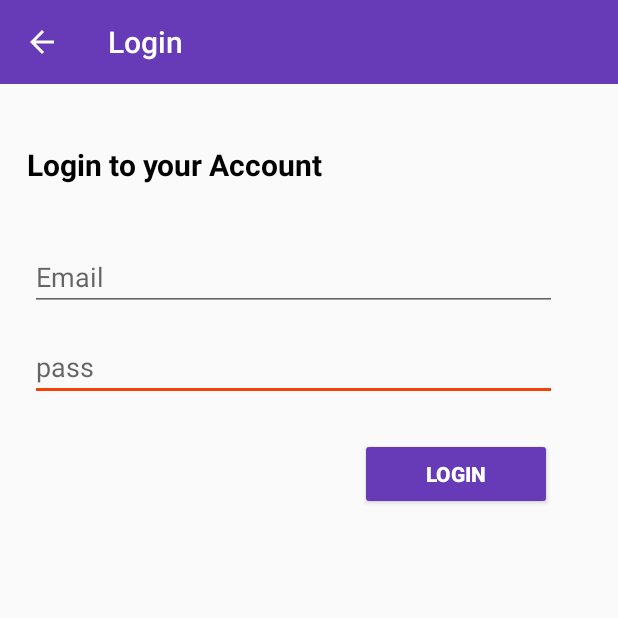
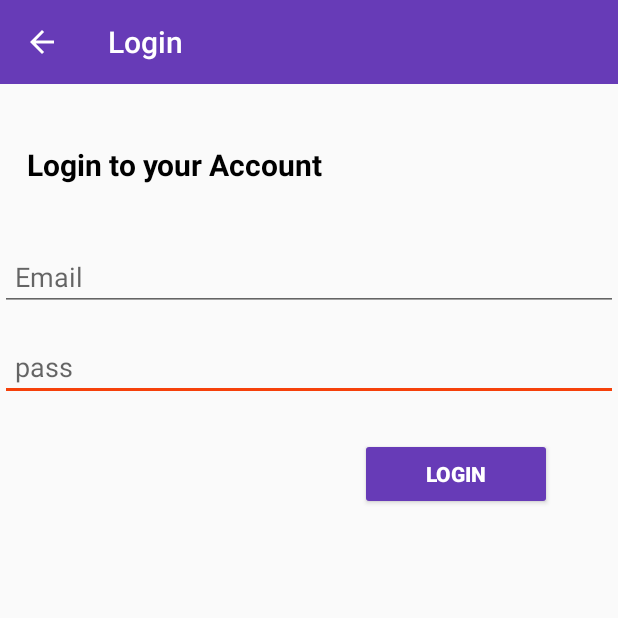
Before and after one commit to NedzadLipovac/Chat-App, an Android app: the screen it shows after launch (login), after a tap on "ALREADY HAVE ACCOUNT", on a phone screen of 412 x 824 dp, the top half of it. Run offline under Robolectric (Android 15) with nearby library versions, the phone set to English and light mode, and no system bars; our stand-ins replace CircleImageView, Firebase (no records; nobody signed in at launch, a user with empty details on screens opened directly), Picasso; pictures from the network do not load; 1 statement that could not run was skipped.

Commit message:
some improvements

```diff
--- a/app/src/main/java/com/example/nedadlipovac/lappitchat/ChatActivity.java
+++ b/app/src/main/java/com/example/nedadlipovac/lappitchat/ChatActivity.java
@@ -95,7 +95,7 @@ public class ChatActivity extends AppCompatActivity {
         ActionBar actionBar = getSupportActionBar();
 
         actionBar.setDisplayHomeAsUpEnabled(true);
-        actionBar.setTitle("");
+        actionBar.setTitle("**********");
         actionBar.setDisplayShowCustomEnabled(true);
         mRootRef = FirebaseDatabase.getInstance().getReference();
 
@@ -128,6 +128,7 @@ public class ChatActivity extends AppCompatActivity {
             public void onDataChange(@NonNull DataSnapshot dataSnapshot) {
                 String online = dataSnapshot.child("online").getValue().toString();
                 String image = dataSnapshot.child("image").getValue().toString();
+                String name=dataSnapshot.child("name").getValue().toString();
                 if (online.equals("true")) {
                     mLastSeenView.setText("Online");
                 } else {
@@ -137,6 +138,7 @@ public class ChatActivity extends AppCompatActivity {
                     mLastSeenView.setText(lastSeen);
                 }
                 setUserImage(image, getApplicationContext());
+                mTitleView.setText(name);
 
 
             }
--- a/app/src/main/java/com/example/nedadlipovac/lappitchat/RequestsFragment.java
+++ b/app/src/main/java/com/example/nedadlipovac/lappitchat/RequestsFragment.java
@@ -67,7 +67,8 @@ public class RequestsFragment extends Fragment {
         }
         mFriendsDatabase = FirebaseDatabase.getInstance().getReference().child("Friends");
         mUsersDatabase = FirebaseDatabase.getInstance().getReference().child("Users");
-
+        mUsersDatabase.keepSynced(true);
+        mFriendsDatabase.keepSynced(true);
         LinearLayoutManager linearLayoutManager = new LinearLayoutManager(getContext());
         mReqList.setLayoutManager(linearLayoutManager);
         mReqList.setHasFixedSize(true);
--- a/app/src/main/java/com/example/nedadlipovac/lappitchat/SettingsActivity.java
+++ b/app/src/main/java/com/example/nedadlipovac/lappitchat/SettingsActivity.java
@@ -68,7 +68,7 @@ public class SettingsActivity extends AppCompatActivity {
         super.onCreate(savedInstanceState);
         setContentView(R.layout.activity_settings);
         mAuth = FirebaseAuth.getInstance();
-        FirebaseDatabase.getInstance().setPersistenceEnabled(true);
+        //FirebaseDatabase.getInstance().setPersistenceEnabled(true);
 
         mUsersRef=FirebaseDatabase.getInstance().getReference().child("Users").child(mAuth.getCurrentUser().getUid());
 
--- a/app/src/main/res/layout/activity_login.xml
+++ b/app/src/main/res/layout/activity_login.xml
@@ -17,25 +17,25 @@
     <EditText
 
         android:id="@+id/logPassword"
-        android:layout_width="351dp"
+        android:layout_width="match_parent"
         android:layout_height="wrap_content"
         android:layout_alignParentStart="true"
         android:layout_alignParentTop="true"
-        android:layout_marginStart="20dp"
         android:layout_marginTop="222dp"
         android:hint="@string/pass"
-        android:inputType="textPassword" />
+        android:inputType="textPassword"
+        android:paddingStart="10dp" />
 
     <EditText
         android:id="@+id/logEmail"
-        android:layout_width="351dp"
+        android:layout_width="match_parent"
         android:layout_height="wrap_content"
         android:layout_alignParentStart="true"
         android:layout_alignParentTop="true"
-        android:layout_marginStart="20dp"
         android:layout_marginTop="162dp"
         android:hint="@string/email"
-        android:inputType="textEmailAddress" />
+        android:inputType="textEmailAddress"
+        android:paddingStart="10dp" />
 
     <Button
         android:id="@+id/logLoginBtn"
--- a/app/src/main/res/layout/chatcustombar.xml
+++ b/app/src/main/res/layout/chatcustombar.xml
@@ -18,7 +18,7 @@
 
     <TextView
         android:id="@+id/chatCustomName"
-        android:layout_width="wrap_content"
+        android:layout_width="237dp"
         android:layout_height="wrap_content"
         android:layout_alignParentStart="true"
         android:layout_alignParentTop="true"
```
Also changed, not shown: app/src/main/res/layout/message_single_layout.xml (+0 -11 lines), app/src/main/res/layout/single_request_layout.xml (+6 -29 lines).
